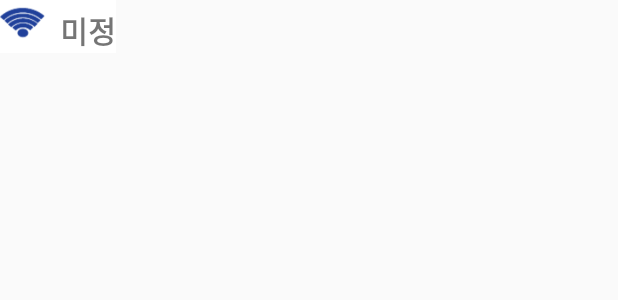
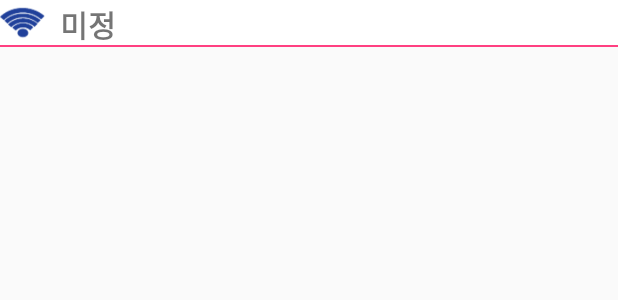
Before and after one commit to 5213umbrella/AndroidThingsWifiConnectModule, an Android app: the layout fragment_wifi.xml on its own in the app's theme, with its tools: preview values and no code run, on a phone screen of 412 x 824 dp. Shown: the top 300 px of the screen. Run offline under Robolectric (Android 15) with nearby library versions, the phone set to English and light mode, and no system bars.

```diff
--- a/app/src/main/java/hyunwook/co/kr/wifimodule/adapter/WifiAdapter.java
+++ b/app/src/main/java/hyunwook/co/kr/wifimodule/adapter/WifiAdapter.java
@@ -1,6 +1,7 @@
 package hyunwook.co.kr.wifimodule.adapter;
 
 import android.net.wifi.ScanResult;
+import android.net.wifi.WifiInfo;
 import android.net.wifi.WifiManager;
 import android.support.v7.widget.RecyclerView;
 import android.util.Log;
--- a/app/src/main/res/layout/fragment_wifi.xml
+++ b/app/src/main/res/layout/fragment_wifi.xml
@@ -18,7 +18,14 @@
         android:layout_marginLeft="10dp"
         android:layout_toRightOf="@+id/wifi_icon"
         android:layout_width="wrap_content"
-        android:layout_marginTop="5dp"
+        android:layout_marginTop="1dp"
         android:textSize="20dp"
         android:textStyle="bold"
-        android:layout_height="wrap_content"/></RelativeLayout>
+        android:layout_height="wrap_content"/>
+
+    <LinearLayout
+        android:layout_below="@+id/wifi_icon"
+        android:layout_width="match_parent"
+        android:layout_height="1dp"
+        android:background="@color/colorAccent"></LinearLayout>
+</RelativeLayout>
--- a/app/src/main/res/values/colors.xml
+++ b/app/src/main/res/values/colors.xml
@@ -3,5 +3,6 @@
     <color name="colorPrimary">#3F51B5</color>
     <color name="colorPrimaryDark">#303F9F</color>
     <color name="colorAccent">#FF4081</color>
+    <color name="white">#ffffff</color>
 
 </resources>
```
Also changed, not shown: app/src/main/java/hyunwook/co/kr/wifimodule/wifi/WifiFragment.java (+15 -1 lines), app/src/main/res/layout/fragment_wifi_list.xml (+12 -6 lines).
